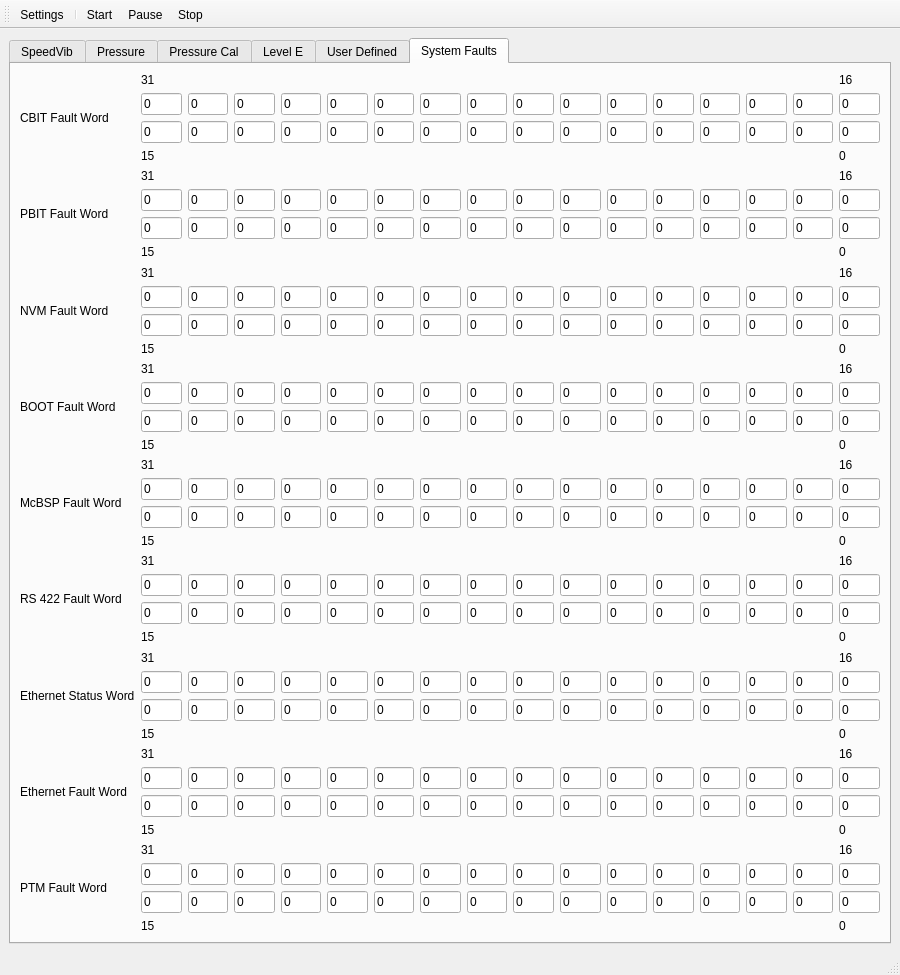
Above: etherlink/gui/etherlink.ui from bdankwa/etherlink before the change. Below: the same form after it.
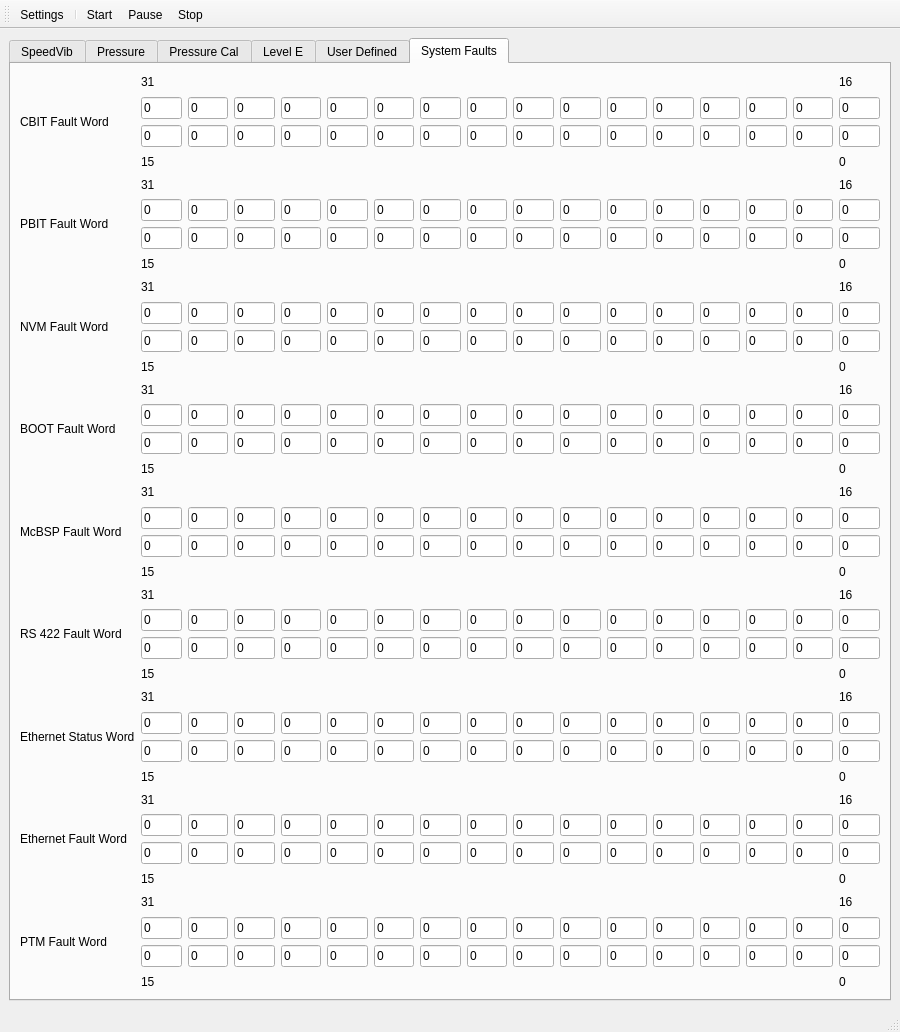
That is the form after the change.

Diff of the .ui file:
```diff
--- a/etherlink/gui/etherlink.ui
+++ b/etherlink/gui/etherlink.ui
@@ -7,7 +7,7 @@
     <x>0</x>
     <y>0</y>
     <width>900</width>
-    <height>897</height>
+    <height>1032</height>
    </rect>
   </property>
   <property name="windowTitle">
@@ -4095,7 +4095,7 @@
              </widget>
             </item>
             <item row="1" column="4">
-             <widget class="QLineEdit" name="lineEdit_ptm28">
+             <widget class="QLineEdit" name="lineEdit_ptm27">
               <property name="text">
                <string>0</string>
               </property>
@@ -4125,7 +4125,7 @@
              </widget>
             </item>
             <item row="1" column="3">
-             <widget class="QLineEdit" name="lineEdit_ptm28_2">
+             <widget class="QLineEdit" name="lineEdit_ptm28">
               <property name="text">
                <string>0</string>
               </property>
@@ -4135,16 +4135,6 @@
              </widget>
             </item>
             <item row="1" column="5">
-             <widget class="QLineEdit" name="lineEdit_ptm27">
-              <property name="text">
-               <string>0</string>
-              </property>
-              <property name="readOnly">
-               <bool>true</bool>
-              </property>
-             </widget>
-            </item>
-            <item row="1" column="6">
              <widget class="QLineEdit" name="lineEdit_ptm26">
               <property name="text">
                <string>0</string>
@@ -4154,17 +4144,7 @@
               </property>
              </widget>
             </item>
-            <item row="1" column="8">
-             <widget class="QLineEdit" name="lineEdit_ptm24">
-              <property name="text">
-               <string>0</string>
-              </property>
-              <property name="readOnly">
-               <bool>true</bool>
-              </property>
-             </widget>
-            </item>
-            <item row="1" column="7">
+            <item row="1" column="6">
              <widget class="QLineEdit" name="lineEdit_ptm25">
               <property name="text">
                <string>0</string>
@@ -4174,7 +4154,7 @@
               </property>
              </widget>
             </item>
-            <item row="1" column="9">
+            <item row="1" column="8">
              <widget class="QLineEdit" name="lineEdit_ptm23">
               <property name="text">
                <string>0</string>
@@ -4184,8 +4164,8 @@
               </property>
              </widget>
             </item>
-            <item row="1" column="11">
-             <widget class="QLineEdit" name="lineEdit_ptm21">
+            <item row="1" column="7">
+             <widget class="QLineEdit" name="lineEdit_ptm24">
               <property name="text">
                <string>0</string>
               </property>
@@ -4194,7 +4174,7 @@
               </property>
              </widget>
             </item>
-            <item row="1" column="10">
+            <item row="1" column="9">
              <widget class="QLineEdit" name="lineEdit_ptm22">
               <property name="text">
                <string>0</string>
@@ -4204,6 +4184,26 @@
               </property>
              </widget>
             </item>
+            <item row="1" column="11">
+             <widget class="QLineEdit" name="lineEdit_ptm20">
+              <property name="text">
+               <string>0</string>
+              </property>
+              <property name="readOnly">
+               <bool>true</bool>
+              </property>
+             </widget>
+            </item>
+            <item row="1" column="10">
+             <widget class="QLineEdit" name="lineEdit_ptm21">
+              <property name="text">
+               <string>0</string>
+              </property>
+              <property name="readOnly">
+               <bool>true</bool>
+              </property>
+             </widget>
+            </item>
             <item row="1" column="12">
              <widget class="QLineEdit" name="lineEdit_ptm19">
               <property name="text">
```
Left out of the diff: 2 changed lines with no effect on the pictures.
